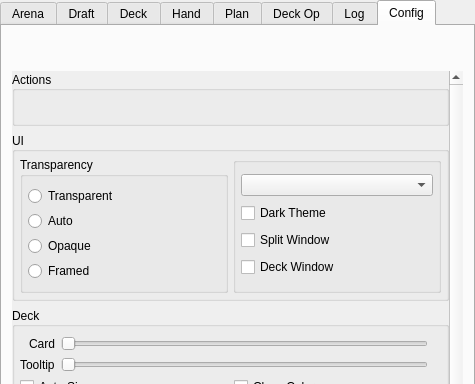
supertriodo/Arena-Tracker, file mainwindow.ui: the form before one commit; both pictures show x 0 to 475 and y 0 to 384 of the 475 by 697 pixel window.
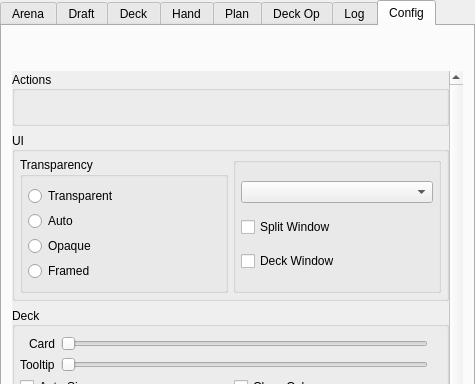
The form after the commit. The open tabs and pages were chosen to show the change. Icons and pictures are not drawn. Custom widgets are drawn as their Qt base class.

Commit message: Drop dark theme checkbox and finish integration of combobox theme.

```diff
--- a/mainwindow.ui
+++ b/mainwindow.ui
@@ -1360,7 +1360,7 @@
                <x>0</x>
                <y>0</y>
                <width>435</width>
-               <height>789</height>
+               <height>787</height>
               </rect>
              </property>
              <layout class="QVBoxLayout" name="verticalLayout_5">
@@ -1567,16 +1567,6 @@
                     <item>
                      <widget class="QComboBox" name="configComboTheme"/>
                     </item>
-                    <item>
-                     <widget class="QCheckBox" name="configCheckDarkTheme">
-                      <property name="toolTip">
-                       <string>Dark Theme</string>
-                      </property>
-                      <property name="text">
-                       <string>Dark Theme</string>
-                      </property>
-                     </widget>
-                    </item>
                     <item>
                      <widget class="QCheckBox" name="configCheckWindowSplit">
                       <property name="toolTip">
```
The commit also changes 2 other files.
